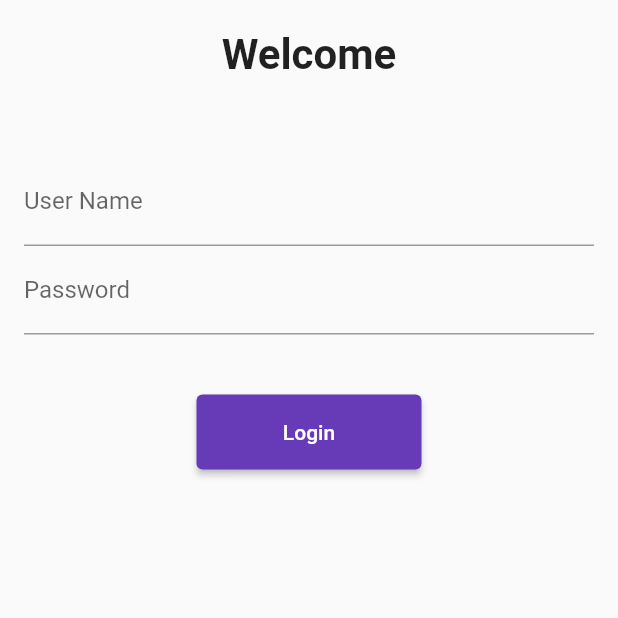
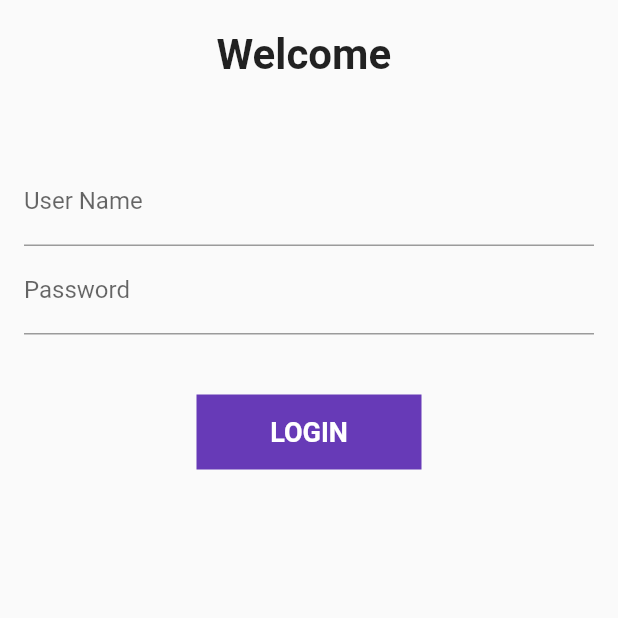
Before and after one commit to Rey-One/30DaysOfFlutter, a Flutter app: the screen it shows after launch, on a phone screen of 412 x 824 dp, the top half of it. Run offline on Flutter 3.47's test engine with Material 2 defaults, Android fonts, the phone set to English and light mode, and no system bars.

Commit message:
Day-6 completed

```diff
--- a/simpleproject/lib/Screen_Page/login_page.dart
+++ b/simpleproject/lib/Screen_Page/login_page.dart
@@ -1,19 +1,26 @@
 import 'package:flutter/material.dart';
 import 'package:simpleproject/utils/myroutes.dart';
 
-class LoginPage extends StatelessWidget {
+class LoginPage extends StatefulWidget {
+  @override
+  _LoginPageState createState() => _LoginPageState();
+}
+
+class _LoginPageState extends State<LoginPage> {
+  String name = "";
+  bool changeButton = false;
   @override
   Widget build(BuildContext context) {
     return Material(
-      child:SingleChildScrollView(
-        child: Column(
+        child: SingleChildScrollView(
+            child: Column(
       children: [
         //      Image.asset("assets/images/login_image.png"),
         SizedBox(
           height: 20.0,
         ),
         Text(
-          "Welcome",
+          "Welcome $name",
           style: TextStyle(
             fontSize: 28,
             fontWeight: FontWeight.bold,
@@ -31,6 +38,10 @@
                   hintText: "Enter User Name",
                   labelText: "User Name",
                 ),
+                onChanged: (value) {
+                  name = value;
+                  setState(() {});
+                },
               ),
               TextFormField(
                 obscureText: true,
@@ -42,22 +53,54 @@
               SizedBox(
                 height: 40.0,
               ),
-              ElevatedButton(
-                child: Text("Login"),
-                style: TextButton.styleFrom(
-                  minimumSize: Size(150, 50),
+
+              InkWell(
+                onTap: () async{
+                  setState(() {
+                    changeButton = true;
+                  });
+                  await Future.delayed(Duration(seconds: 1));
+                    Navigator.pushNamed(context, MyRoutes.homeRoute);
+                },
+                child: AnimatedContainer(
+                  duration: Duration(seconds: 1),
+                  width: changeButton ? 50 : 150,
+                  height: 50,
+                  alignment: Alignment.center,
+                  child: changeButton
+                      ? Icon(
+                          Icons.done,
+                          color: Colors.white,
+                        )
+                      : Text(
+                          "LOGIN",
+                          style: TextStyle(
+                            color: Colors.white,
+                            fontSize: 18,
+                            fontWeight: FontWeight.bold,
+                          ),
+                        ),
+                  decoration: BoxDecoration(
+                    color: Colors.deepPurple,
+                    shape: changeButton ? BoxShape.circle : BoxShape.rectangle,
+                    //  borderRadius:
+                    // BorderRadius.circular(changeButton ?20:10)
+                  ),
                 ),
-                onPressed: () {
-                  Navigator.pushNamed(context,MyRoutes.homeRoute);
-                },
               ),
+              // ElevatedButton(
+              //   child: Text("Login"),
+              //   style: TextButton.styleFrom(
+              //     minimumSize: Size(150, 50),
+              //   ),
+              //   onPressed: () {
+              //     Navigator.pushNamed(context, MyRoutes.homeRoute);
+              //   },
+              // ),
             ],
           ),
         )
       ],
-    )
-    )
-    );
-
-    }
+    )));
+  }
 }
```
